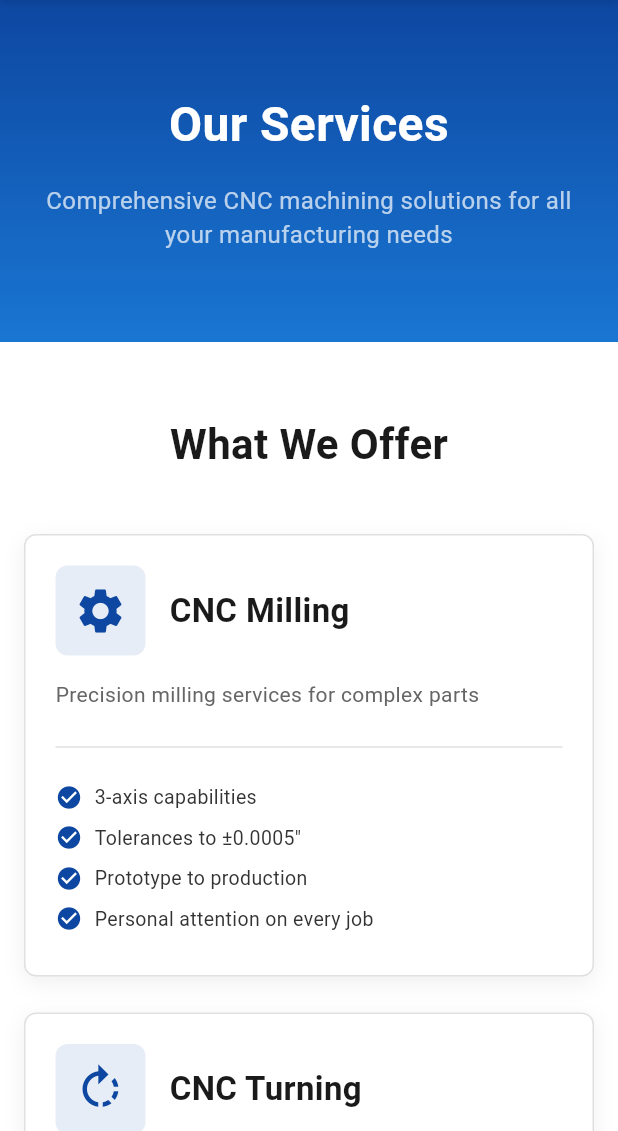
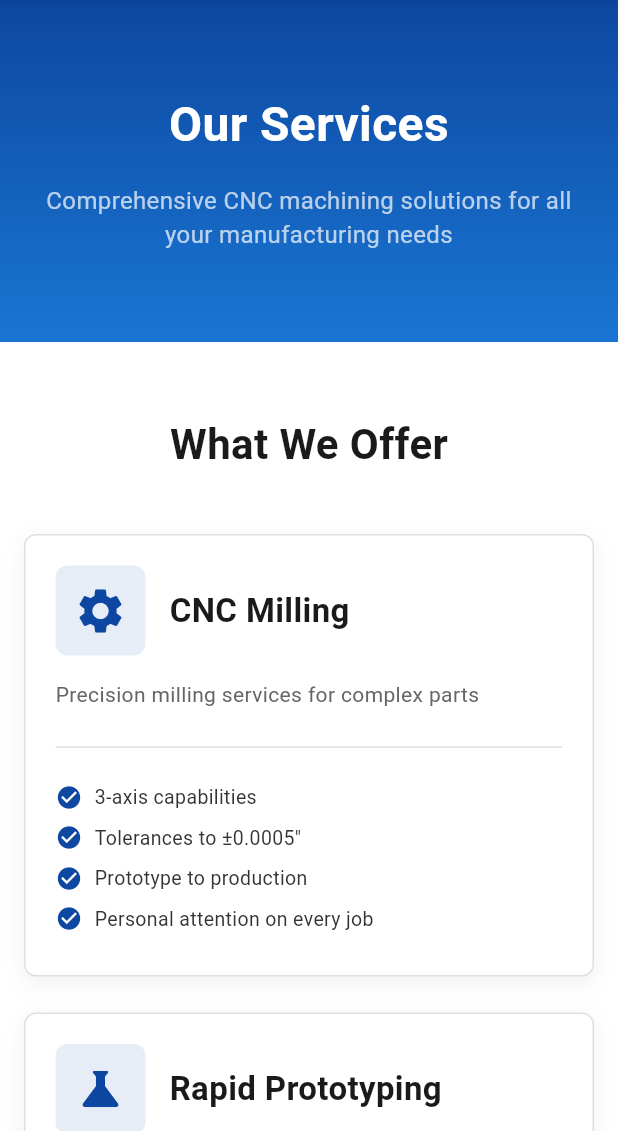
Before and after one commit to hung148/MV, a Flutter app: the ServicesPage screen opened by its route, on a phone screen of 412 x 824 dp, the part 105-1236 px from its top. Run offline on Flutter 3.47's test engine with Material 3 defaults, Android fonts, the phone set to English and light mode, and no system bars; our stand-ins replace cloud_firestore, firebase_core, go_router; accounts and stored records are empty; generated files the repository leaves out were written again.

Commit message:
remove tunning section in service page

```diff
--- a/lib/screens/services_page.dart
+++ b/lib/screens/services_page.dart
@@ -75,7 +75,6 @@ class ServicesPage extends StatelessWidget {
                 alignment: WrapAlignment.center,
                 children: [
                   _buildDetailedServiceCard(r, icon: Icons.settings, title: 'CNC Milling', description: 'Precision milling services for complex parts', features: ['3-axis capabilities', 'Tolerances to ±0.0005"', 'Prototype to production', 'Personal attention on every job']),
-                  _buildDetailedServiceCard(r, icon: Icons.rotate_right, title: 'CNC Turning', description: 'High-precision turning for cylindrical components', features: ['Live tooling capabilities', 'Diameters up to 12"', 'Bar and chuck work', 'Tight tolerances']),
                   _buildDetailedServiceCard(r, icon: Icons.science, title: 'Rapid Prototyping', description: 'Fast turnaround for prototype development', features: ['Quick quote within 24 hours', 'Single or low-volume runs', 'Design consultation available', 'Material recommendations']),
                   _buildDetailedServiceCard(r, icon: Icons.factory, title: 'Production Manufacturing', description: 'Consistent quality on every production run', features: ['Low to medium volume capabilities', 'Quality control at every step', 'Just-in-time delivery options', 'Owner-operated precision']),
                   _buildDetailedServiceCard(r, icon: Icons.precision_manufacturing, title: 'Swiss Machining', description: 'Ultra-precise parts for demanding applications', features: ['Complex geometries', 'Tight tolerances', 'Small diameter work', 'High-volume capability']),
```
Also changed, not shown: 1 other file.
